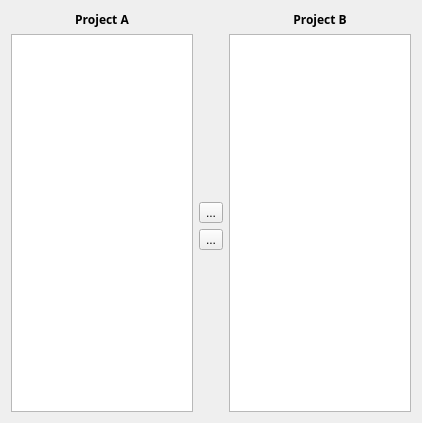
The window that chap09/projectchooser/projectdialog.ui (bookSrc1208/cpp-gui-programming-with-qt4-2nd) describes before a commit, drawn with Qt 5.
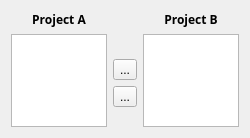
The same window after the commit. Icons and pictures are not drawn. Custom widgets are drawn as their Qt base class.

```diff
--- a/chap09/projectchooser/projectdialog.ui
+++ b/chap09/projectchooser/projectdialog.ui
@@ -1,13 +1,13 @@
 <?xml version="1.0" encoding="UTF-8"?>
 <ui version="4.0">
  <class>ProjectDialog</class>
- <widget class="QDialog" name="ProjectDialog">
-  <property name="geometry">
+ <widget class="QDialog" name="ProjectDialog" >
+  <property name="geometry" >
    <rect>
     <x>0</x>
     <y>0</y>
-    <width>422</width>
-    <height>423</height>
+    <width>250</width>
+    <height>138</height>
    </rect>
   </property>
   <property name="windowTitle">
```
Left out of the diff: 75 changed lines with no effect on the pictures.
